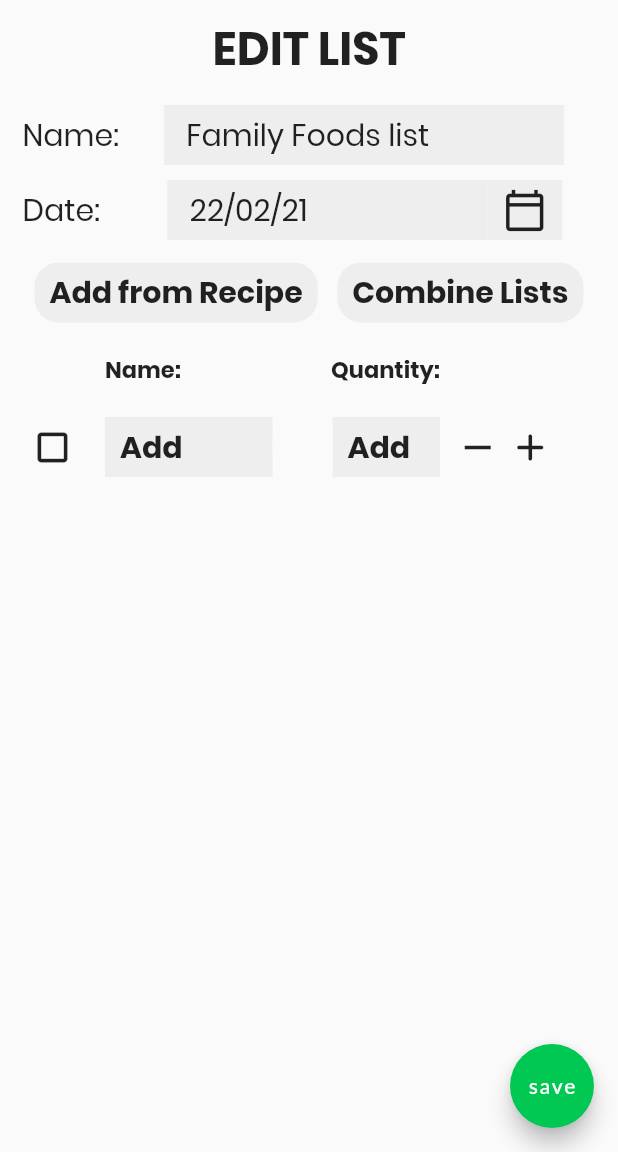
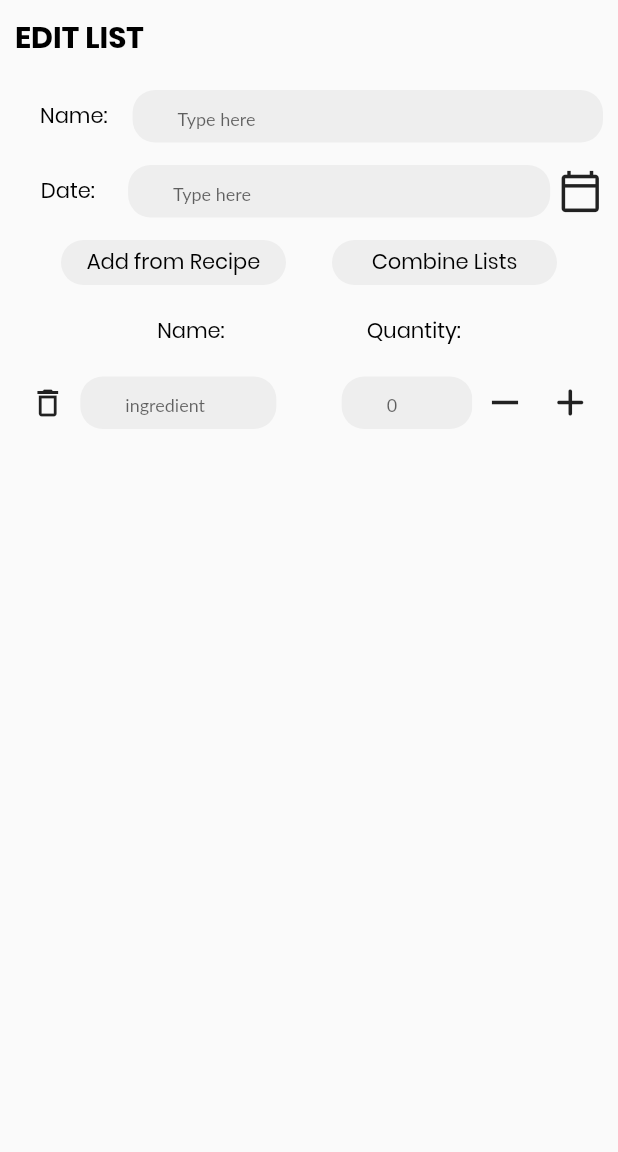
Before and after one commit to blankshiro/CS206-Procery, a Flutter app: the screen it shows after launch, item 3 of the bottom bar chosen, after a tap on "edit", on a phone screen of 412 x 824 dp, the part 84-1236 px from its top. Run offline on Flutter 3.47's test engine with Material 2 defaults, Android fonts, the phone set to English and light mode, and no system bars; our stand-ins replace auto_route, google_fonts, hive, like_button, page_transition, smooth_star_rating and 1 more; accounts and stored records are empty; generated files the repository leaves out were written again; Roboto replaces fonts that are missing (Lato).

Commit message:
update for the ui

```diff
--- a/lib/src/screens/grocerylist/GLCurrentPage.dart
+++ b/lib/src/screens/grocerylist/GLCurrentPage.dart
@@ -2,6 +2,7 @@ import 'package:Procery/src/screens/grocerylist/GLAddPage.dart';
 import 'package:Procery/src/screens/grocerylist/GLItemPage.dart';
 import 'package:Procery/src/screens/grocerylist/GLPastPage.dart';
 import 'package:Procery/src/screens/grocerylist/GLCurrentList.dart';
+import 'package:Procery/src/screens/grocerylist/GLEditPage.dart';
 import 'package:flutter/material.dart';
 import '../../shared/styles.dart';
 import 'package:Procery/src/shared/styles.dart';
@@ -91,12 +92,7 @@ class _GLCurrentPageState extends State<GLCurrentPage> {
                       },
                       child: Text(
                         'Past',
-                        style: TextStyle(
-                          color: Colors.black,
-                          fontSize: 14,
-                          fontWeight: FontWeight.normal,
-                          fontFamily: 'Poppins',
-                        ),
+                        style: priceText,
                         textAlign: TextAlign.center,
                       ),
                     )),
@@ -168,7 +164,7 @@ class _GLCurrentPageState extends State<GLCurrentPage> {
         onPressed: () {
           Navigator.push(
             context,
-            MaterialPageRoute(builder: (context) => GLAddPage()),
+            MaterialPageRoute(builder: (context) => GLEditPage()),
           );
         },
         child: Text('edit'),
--- a/lib/src/screens/grocerylist/GLEditPage.dart
+++ b/lib/src/screens/grocerylist/GLEditPage.dart
@@ -0,0 +1,322 @@
+import 'package:Procery/src/screens/grocerylist/GLAddPage.dart';
+import 'package:Procery/src/screens/grocerylist/GLCurrentPage.dart';
+import 'package:Procery/src/screens/grocerylist/GLCurrentList.dart';
+// import 'package:Procery/src/screens/grocerylist/GLItemsPage.dart';
+import 'package:Procery/src/screens/grocerylist/GLItemList.dart';
+import 'package:Procery/src/screens/grocerylist/GLPastList.dart';
+import 'package:Procery/src/screens/grocerylist/GLPastPage.dart';
+
+import 'package:flutter/material.dart';
+import '../../shared/styles.dart';
+import 'package:Procery/src/shared/styles.dart';
+import 'package:Procery/src/shared/colors.dart';
+import 'package:Procery/src/shared/fryo_icons.dart';
+
+class GLEditPage extends StatefulWidget {
+  @override
+  _GLEditPageState createState() => _GLEditPageState();
+}
+
+class _GLEditPageState extends State<GLEditPage> {
+  Widget build(BuildContext context) {
+    return Scaffold(
+      appBar: AppBar(
+        centerTitle: true,
+        elevation: 0,
+        backgroundColor: primaryColor,
+        title:
+            Text('Procery', style: logoWhiteStyle, textAlign: TextAlign.center),
+        actions: <Widget>[
+          IconButton(
+            padding: EdgeInsets.all(0),
+            onPressed: () {},
+            iconSize: 21,
+            icon: Icon(Fryo.magnifier),
+          ),
+          IconButton(
+            padding: EdgeInsets.all(0),
+            onPressed: () {},
+            iconSize: 21,
+            icon: Icon(Fryo.alarm),
+          )
+        ],
+      ),
+      body: Column(
+        mainAxisAlignment: MainAxisAlignment.start,
+        crossAxisAlignment: CrossAxisAlignment.stretch,
+        children: [
+          Container(
+            padding: EdgeInsets.all(10),
+            color: Colors.grey[50],
+            child: Text(
+              'EDIT LIST',
+              style: h3,
+              textAlign: TextAlign.left,
+            ),
+          ),
+          Container(
+            padding: EdgeInsets.all(10),
+            child: Row(
+              children: [
+                Expanded(
+                  flex: 2,
+                  child: Container(
+                    child: Text(
+                      'Name:',
+                      style: priceText,
+                      textAlign: TextAlign.center,
+                    ),
+                  ),
+                ),
+                Expanded(
+                  flex: 8,
+                  child: Container(
+                    width: 10,
+                    height: 35,
+                    child: TextField(
+                      decoration: InputDecoration(
+                        hintText: 'Type here',
+                        hintStyle: TextStyle(fontSize: 12),
+                        border: OutlineInputBorder(
+                          borderRadius: BorderRadius.circular(15),
+                          borderSide: BorderSide(
+                            width: 0,
+                            style: BorderStyle.none,
+                          ),
+                        ),
+                        filled: true,
+                        fillColor: Colors.grey[200],
+                        contentPadding: EdgeInsets.only(
+                          left: 30,
+                        ),
+                      ),
+                    ),
+                  ),
+                ),
+              ],
+            ),
+          ),
+          Container(
+            padding: EdgeInsets.all(5),
+            child: Row(
+              children: [
+                Expanded(
+                  flex: 2,
+                  child: Container(
+                    child: Text(
+                      'Date:',
+                      style: priceText,
+                      textAlign: TextAlign.center,
+                    ),
+                  ),
+                ),
+                Expanded(
+                  flex: 7,
+                  child: Container(
+                    width: 10,
+                    height: 35,
+                    child: TextField(
+                      decoration: InputDecoration(
+                        hintText: 'Type here',
+                        hintStyle: TextStyle(fontSize: 12),
+                        border: OutlineInputBorder(
+                          borderRadius: BorderRadius.circular(15),
+                          borderSide: BorderSide(
+                            width: 0,
+                            style: BorderStyle.none,
+                          ),
+                        ),
+                        filled: true,
+                        fillColor: Colors.grey[200],
+                        contentPadding: EdgeInsets.only(
+                          left: 30,
+                        ),
+                      ),
+                    ),
+                  ),
+                ),
+                Expanded(
+                  flex: 1,
+                  child: Container(
+                    child: Icon(
+                      Icons.calendar_today_outlined,
+                      size: 30,
+                    ),
+                  ),
+                ),
+              ],
+            ),
+          ),
+          Container(
+            padding: EdgeInsets.all(10),
+            child: Row(
+              mainAxisAlignment: MainAxisAlignment.spaceEvenly,
+              children: [
+                Container(
+                  width: 150.0,
+                  height: 30.0,
+                  decoration: BoxDecoration(
+                    color: Colors.grey[200],
+                    borderRadius: BorderRadius.only(
+                      topLeft: Radius.circular(16.0),
+                      topRight: Radius.circular(16.0),
+                      bottomLeft: Radius.circular(16.0),
+                      bottomRight: Radius.circular(16.0),
+                    ),
+                  ),
+                  child: FlatButton(
+                    onPressed: () {},
+                    child: Text(
+                      'Add from Recipe',
+                      style: TextStyle(
+                        color: Colors.black,
+                        fontSize: 14,
+                        fontWeight: FontWeight.normal,
+                        fontFamily: 'Poppins',
+                      ),
+                      textAlign: TextAlign.center,
+                    ),
+                  ),
+                ),
+                Container(
+                    width: 150.0,
+                    height: 30.0,
+                    decoration: BoxDecoration(
+                      color: Colors.grey[200],
+                      borderRadius: BorderRadius.only(
+                        topLeft: Radius.circular(16.0),
+                        topRight: Radius.circular(16.0),
+                        bottomLeft: Radius.circular(16.0),
+                        bottomRight: Radius.circular(16.0),
+                      ),
+                    ),
+                    child: FlatButton(
+                      onPressed: () {
+                        Navigator.push(
+                          context,
+                          MaterialPageRoute(builder: (context) => GLPastPage()),
+                        );
+                      },
+                      child: Text(
+                        'Combine Lists',
+                        style: priceText,
+                        textAlign: TextAlign.center,
+                      ),
+                    )),
+              ],
+            ),
+          ),
+          Container(
+            padding: EdgeInsets.all(10),
+            child: Row(
+              mainAxisAlignment: MainAxisAlignment.spaceEvenly,
+              children: [
+                Container(
+                  child: Text(
+                    'Name:',
+                    style: priceText,
+                  ),
+                ),
+                Container(
+                  child: Text(
+                    'Quantity:',
+                    style: priceText,
+                  ),
+                ),
+              ],
+            ),
+          ),
+          Container(
+            padding: EdgeInsets.all(10),
+            child: Row(
+              children: [
+                Expanded(
+                  flex: 1,
+                  child: Icon(
+                    Icons.delete_outline,
+                  ),
+                ),
+                Expanded(
+                  flex: 3,
+                  child: Container(
+                    width: 10,
+                    height: 35,
+                    child: TextField(
+                      decoration: InputDecoration(
+                        hintText: 'ingredient',
+                        hintStyle: TextStyle(fontSize: 12),
+                        border: OutlineInputBorder(
+                          borderRadius: BorderRadius.circular(15),
+                          borderSide: BorderSide(
+                            width: 0,
+                            style: BorderStyle.none,
+                          ),
+                        ),
+                        filled: true,
+                        fillColor: Colors.grey[200],
+                        contentPadding: EdgeInsets.only(
+                          left: 30,
+                        ),
+                      ),
+                    ),
+                  ),
+                ),
+                Expanded(
+                  flex: 1,
+                  child: SizedBox(
+                    width: 1,
+                  ),
+                ),
+                Expanded(
+                  flex: 2,
+                  child: Container(
+                    width: 10,
+                    height: 35,
+                    child: TextField(
+                      decoration: InputDecoration(
+                        hintText: '0',
+                        hintStyle: TextStyle(fontSize: 12),
+                        border: OutlineInputBorder(
+                          borderRadius: BorderRadius.circular(15),
+                          borderSide: BorderSide(
+                            width: 0,
+                            style: BorderStyle.none,
+                          ),
+                        ),
+                        filled: true,
+                        fillColor: Colors.grey[200],
+                        contentPadding: EdgeInsets.only(
+                          left: 30,
+                        ),
+                      ),
+                    ),
+                  ),
+                ),
+                Expanded(
+                  flex: 1,
+                  child: Container(
+                    color: Colors.grey[50],
+                    child: Icon(
+                      Icons.remove,
+                      size: 30,
+                    ),
+                  ),
+                ),
+                Expanded(
+                  flex: 1,
+                  child: Container(
+                    color: Colors.grey[50],
+                    child: Icon(
+                      Icons.add_rounded,
+                      size: 30,
+                    ),
+                  ),
+                ),
+              ],
+            ),
+          ),
+        ],
+      ),
+    );
+  }
+}
--- a/lib/src/screens/grocerylist/GLItemPage.dart
+++ b/lib/src/screens/grocerylist/GLItemPage.dart
@@ -1,6 +1,6 @@
 import 'package:Procery/src/screens/grocerylist/GLAddPage.dart';
 import 'package:Procery/src/screens/grocerylist/GLCurrentPage.dart';
-import 'package:Procery/src/screens/grocerylist/GLData.dart';
+import 'package:Procery/src/screens/grocerylist/GLCurrentList.dart';
 // import 'package:Procery/src/screens/grocerylist/GLItemsPage.dart';
 import 'package:Procery/src/screens/grocerylist/GLItemList.dart';
 import 'package:Procery/src/screens/grocerylist/GLPastList.dart';
```
Also changed, not shown: 1 other file.
